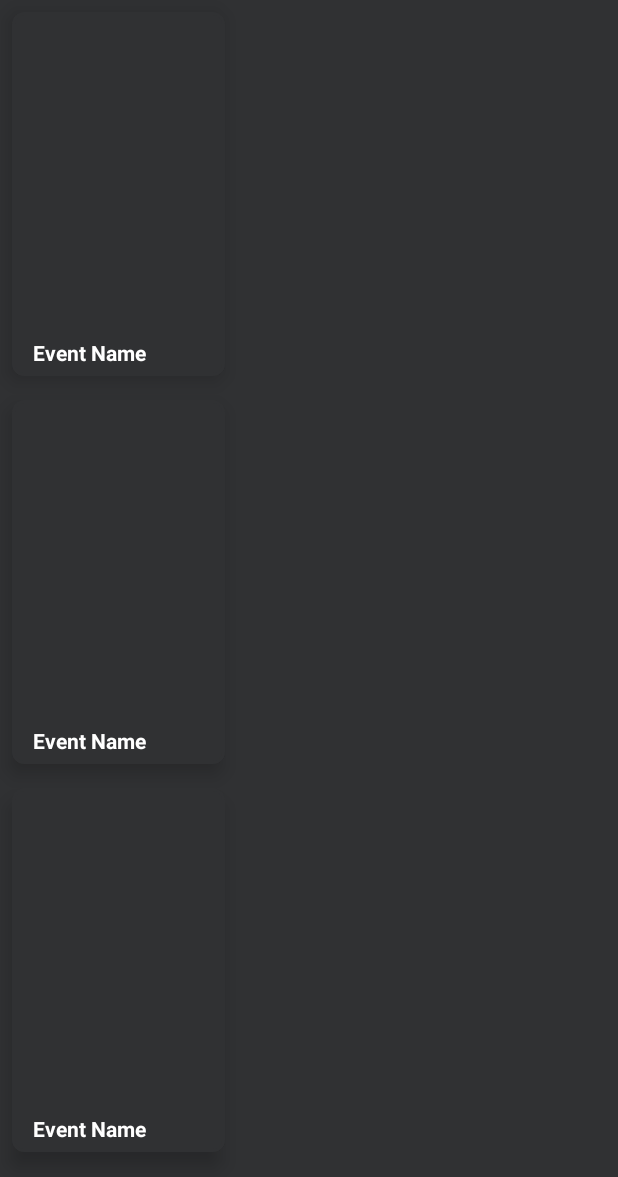
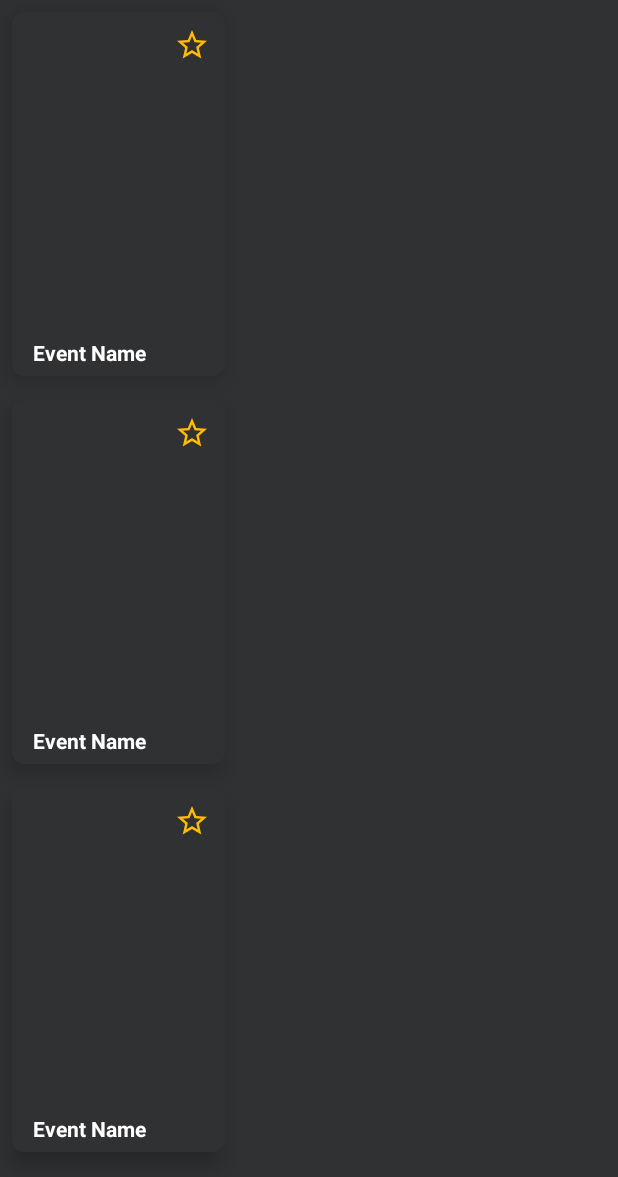
Before and after one commit to AniruddhaKulk/MovieApp, an Android app: the layout fragment_now_playing.xml on its own in the app's theme, with its tools: preview values and no code run, on a phone screen of 412 x 824 dp. Shown: the top 1177 px of the screen. Run offline under Robolectric (Android 15) with nearby library versions, the phone set to English and light mode, and no system bars.

Commit message:
Give option to mark/unmark a movie as favourite

```diff
--- a/app/src/main/java/com/anikulki/movie/data/remote/NetworkService.kt
+++ b/app/src/main/java/com/anikulki/movie/data/remote/NetworkService.kt
@@ -4,6 +4,7 @@ import com.anikulki.movie.BuildConfig
 import com.anikulki.movie.data.remote.response.MoviesResponse
 import retrofit2.Response
 import retrofit2.http.GET
+import retrofit2.http.Path
 import retrofit2.http.Query
 import javax.inject.Singleton
 
@@ -13,4 +14,8 @@ interface NetworkService {
     @GET("now_playing")
     suspend fun callNowPlaying(@Query("api_key") apiKey: String = BuildConfig.API_KEY
     ): Response<MoviesResponse>
+
+    @GET("{movie_id}")
+    suspend fun callMovieDetailAPI(@Path("movie_id") id: Long,
+            @Query("api_key") apiKey: String = BuildConfig.API_KEY): String
 }
--- a/app/src/main/java/com/anikulki/movie/utils/common/Constants.kt
+++ b/app/src/main/java/com/anikulki/movie/utils/common/Constants.kt
@@ -5,5 +5,6 @@ object Constants {
     const val TAG = "TAG"
     const val NETWORK_CALL_TIMEOUT = 60
     const val IMAGE_URL = "https://image.tmdb.org/t/p/w300"
+    const val DETAIL_IMAGE_URL = "https://image.tmdb.org/t/p/w500"
 
 }
--- /dev/null
+++ b/app/src/main/res/drawable/ic_baseline_star_24.xml
@@ -0,0 +1,5 @@
+<vector android:height="24dp" android:tint="#FFBC03"
+    android:viewportHeight="24" android:viewportWidth="24"
+    android:width="24dp" xmlns:android="http://schemas.android.com/apk/res/android">
+    <path android:fillColor="@android:color/white" android:pathData="M12,17.27L18.18,21l-1.64,-7.03L22,9.24l-7.19,-0.61L12,2 9.19,8.63 2,9.24l5.46,4.73L5.82,21z"/>
+</vector>
--- /dev/null
+++ b/app/src/main/res/drawable/ic_outline_star_border_24.xml
@@ -0,0 +1,5 @@
+<vector android:height="24dp" android:tint="#FFBC03"
+    android:viewportHeight="24" android:viewportWidth="24"
+    android:width="24dp" xmlns:android="http://schemas.android.com/apk/res/android">
+    <path android:fillColor="@android:color/white" android:pathData="M22,9.24l-7.19,-0.62L12,2 9.19,8.63 2,9.24l5.46,4.73L5.82,21 12,17.27 18.18,21l-1.63,-7.03L22,9.24zM12,15.4l-3.76,2.27 1,-4.28 -3.32,-2.88 4.38,-0.38L12,6.1l1.71,4.04 4.38,0.38 -3.32,2.88 1,4.28L12,15.4z"/>
+</vector>
--- a/app/src/main/res/layout/item_movies.xml
+++ b/app/src/main/res/layout/item_movies.xml
@@ -1,15 +1,16 @@
 <com.google.android.material.card.MaterialCardView xmlns:android="http://schemas.android.com/apk/res/android"
     xmlns:app="http://schemas.android.com/apk/res-auto"
     xmlns:tools="http://schemas.android.com/tools"
+    android:id="@+id/cardView"
     android:layout_width="wrap_content"
     android:layout_height="wrap_content"
     android:layout_margin="@dimen/spacing_standard"
+    app:cardBackgroundColor="@color/colorPrimary"
     app:cardCornerRadius="@dimen/spacing_standard"
-    app:cardBackgroundColor="@color/colorPrimary"
-    app:strokeWidth="@dimen/spacing_2dp"
     app:cardElevation="@dimen/spacing_standard"
+    app:contentPadding="@dimen/spacing_half"
     app:strokeColor="@color/colorPrimary"
-    app:contentPadding="@dimen/spacing_half">
+    app:strokeWidth="@dimen/spacing_2dp">
 
     <androidx.constraintlayout.widget.ConstraintLayout
         android:id="@+id/constraintLayout"
@@ -24,10 +25,10 @@
             android:layout_width="0dp"
             android:layout_height="@dimen/image_height"
             android:layout_marginTop="3dp"
+            app:layout_constraintDimensionRatio="1.3:2"
             app:layout_constraintEnd_toEndOf="parent"
-            app:layout_constraintDimensionRatio="1.3:2"
             app:layout_constraintStart_toStartOf="parent"
-            app:layout_constraintTop_toTopOf="parent"/>
+            app:layout_constraintTop_toTopOf="parent" />
 
 
         <androidx.appcompat.widget.AppCompatTextView
@@ -35,15 +36,26 @@
             style="@style/Widget.TitleText"
             android:layout_width="0dp"
             android:layout_height="wrap_content"
-            app:layout_constraintStart_toStartOf="parent"
-            app:layout_constraintEnd_toEndOf="parent"
             android:layout_marginStart="8dp"
+            android:layout_marginTop="8dp"
             android:layout_marginEnd="4dp"
             android:ellipsize="end"
             android:maxLines="2"
+            app:layout_constraintEnd_toEndOf="parent"
+            app:layout_constraintStart_toStartOf="parent"
             app:layout_constraintTop_toBottomOf="@id/ivMoviePoster"
-            android:layout_marginTop="8dp"
-            tools:text="Event Name"/>
+            tools:text="Event Name" />
+
+        <ImageView
+            android:id="@+id/ivFav"
+            android:layout_width="wrap_content"
+            android:layout_height="wrap_content"
+            android:contentDescription="@null"
+            android:padding="@dimen/spacing_half"
+            app:layout_constraintEnd_toEndOf="parent"
+            app:layout_constraintTop_toTopOf="parent"
+            app:srcCompat="@drawable/ic_outline_star_border_24" />
+
 
     </androidx.constraintlayout.widget.ConstraintLayout>
 
```
Also changed, not shown: app/src/main/java/com/anikulki/movie/data/local/db/dao/MovieDao.kt (+13 -6 lines), app/src/main/java/com/anikulki/movie/data/local/db/entity/Movie.kt (+7 -3 lines), app/src/main/java/com/anikulki/movie/repository/MovieRepository.kt (+14 -0 lines), app/src/main/java/com/anikulki/movie/ui/detail/MovieDetailFragment.kt (added, +45 -0 lines), app/src/main/java/com/anikulki/movie/ui/detail/MovieDetailViewModel.kt (added, +28 -0 lines), app/src/main/java/com/anikulki/movie/ui/playing/NowPlayingFragment.kt (+13 -3 lines), app/src/main/java/com/anikulki/movie/ui/playing/NowPlayingMoviesAdapter.kt (+20 -2 lines), app/src/main/java/com/anikulki/movie/ui/playing/NowPlayingViewModel.kt (+10 -0 lines), app/src/main/res/layout/fragment_detail_movie.xml (added, +20 -0 lines), app/src/main/res/navigation/nav_graph.xml (+14 -1 lines).
